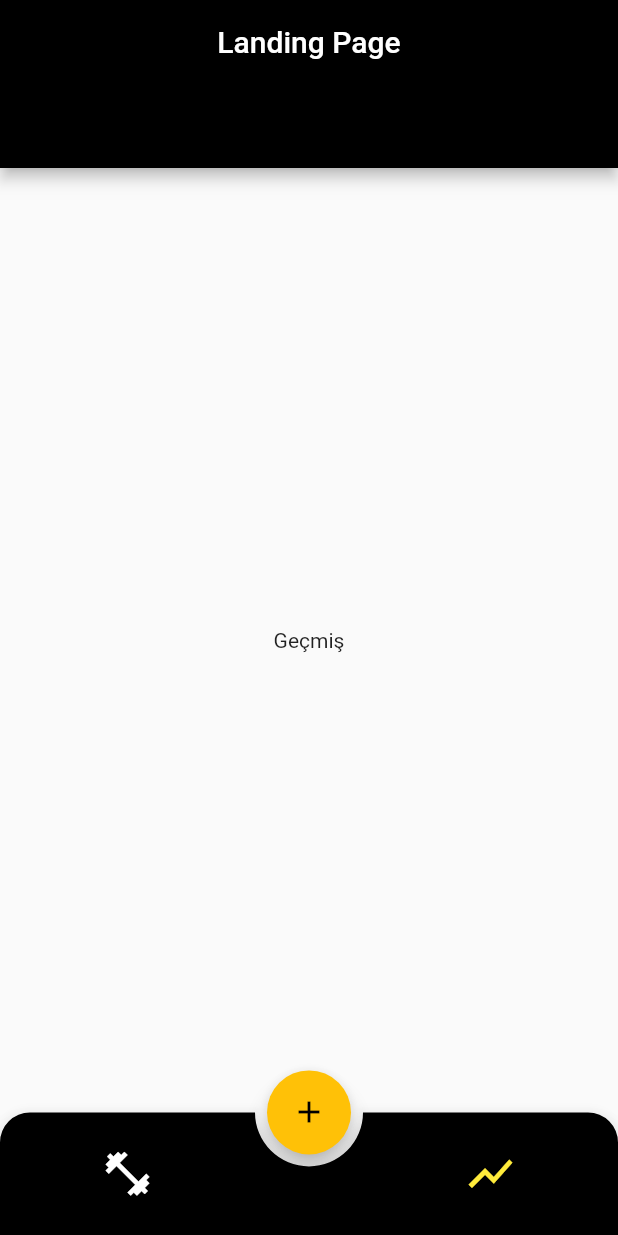
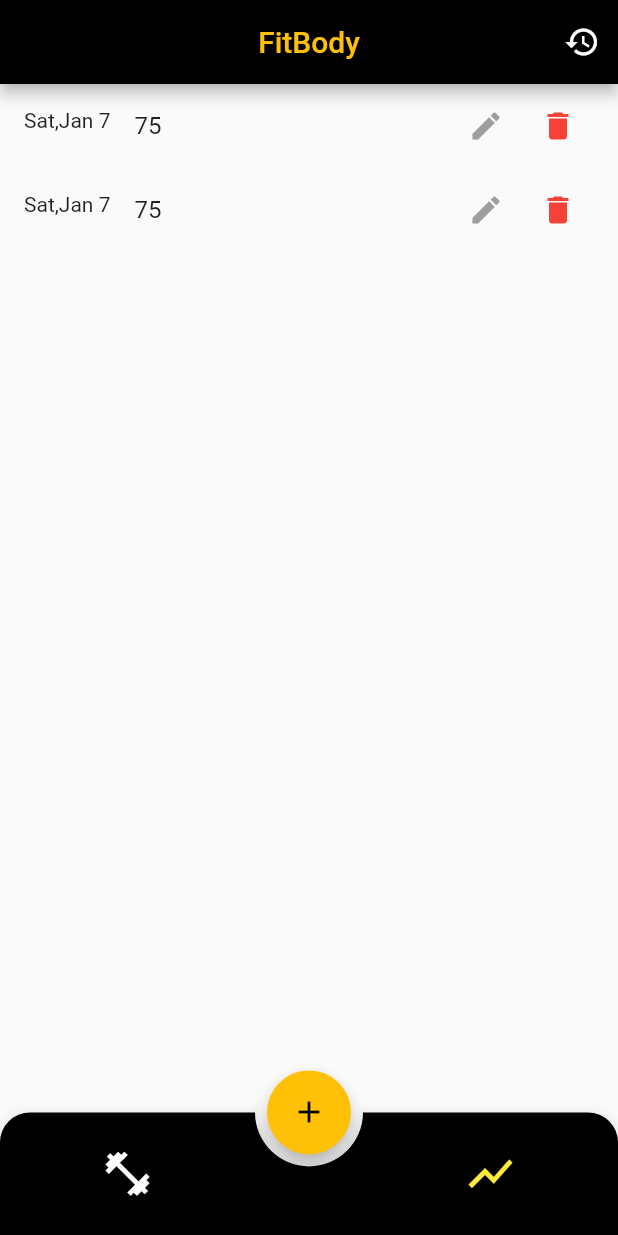
Before and after one commit to kececibora/Flutter-Fitbody-App, a Flutter app: the screen it shows after launch, item 2 of the bottom bar chosen, on a phone screen of 412 x 824 dp. Run offline on Flutter 3.47's test engine with Material 2 defaults, Android fonts, the phone set to English and light mode, and no system bars; drawn by our look-alikes of animated_bottom_navigation_bar; our stand-ins replace get.

Commit message:
Record List Tile -intl package

```diff
--- a/lib/getx-weightTrack/graph.dart
+++ b/lib/getx-weightTrack/graph.dart
@@ -1,22 +1,22 @@
-import 'package:animated_bottom_navigation_bar/animated_bottom_navigation_bar.dart';
+import 'package:fitbody_flutter/widgets/record_list_tile.dart';
 import 'package:flutter/material.dart';
 
-class GraphScreen extends StatefulWidget {
-  const GraphScreen({super.key});
+class HistoryScreen extends StatefulWidget {
+  const HistoryScreen({super.key});
 
   @override
-  State<GraphScreen> createState() => _GraphScreenState();
+  State<HistoryScreen> createState() => _HistoryScreenState();
 }
 
-class _GraphScreenState extends State<GraphScreen> {
+class _HistoryScreenState extends State<HistoryScreen> {
   @override
   Widget build(BuildContext context) {
     return Scaffold(
-      appBar: AppBar(
-        centerTitle: true,
-        title: Text("History"),
-      ),
-      body: Column(),
-    );
+        body: ListView(
+      children: [
+        RecordListTile(),
+        RecordListTile(),
+      ],
+    ));
   }
 }
--- a/lib/getx-weightTrack/history.dart
+++ /dev/null
@@ -1,21 +0,0 @@
-import 'package:flutter/material.dart';
-
-class HistoryScreen extends StatefulWidget {
-  const HistoryScreen({super.key});
-
-  @override
-  State<HistoryScreen> createState() => _HistoryScreenState();
-}
-
-class _HistoryScreenState extends State<HistoryScreen> {
-  @override
-  Widget build(BuildContext context) {
-    return Scaffold(
-      appBar: AppBar(
-        centerTitle: true,
-        title: Text("History"),
-      ),
-      body: Center(child: Text("Geçmiş")),
-    );
-  }
-}
--- a/lib/homepage/MyHomePage.dart
+++ b/lib/homepage/MyHomePage.dart
@@ -1,6 +1,6 @@
 import 'package:animated_bottom_navigation_bar/animated_bottom_navigation_bar.dart';
+import 'package:fitbody_flutter/getx-weightTrack/workout.dart';
 import 'package:fitbody_flutter/getx-weightTrack/graph.dart';
-import 'package:fitbody_flutter/getx-weightTrack/history.dart';
 import 'package:flutter/material.dart';
 import 'package:get/get.dart';
 
@@ -19,9 +19,20 @@ class _MyHomePageState extends State<MyHomePage> {
       appBar: AppBar(
         centerTitle: true,
         title: Text(
-          "Landing Page",
-          style: TextStyle(color: Colors.white),
+          "FitBody",
+          style: TextStyle(color: Colors.amber),
         ),
+        actions: <Widget>[
+          IconButton(
+            icon: Icon(
+              Icons.history,
+              color: Colors.white,
+            ),
+            onPressed: () {
+              // do something
+            },
+          )
+        ],
       ),
       body: _currentScreen, //destination screen
       floatingActionButton: FloatingActionButton(
--- /dev/null
+++ b/lib/widgets/record_list_tile.dart
@@ -0,0 +1,31 @@
+import 'package:flutter/material.dart';
+import 'package:intl/intl.dart';
+
+class RecordListTile extends StatelessWidget {
+  const RecordListTile({super.key});
+
+  @override
+  Widget build(BuildContext context) {
+    return ListTile(
+      leading: Text(DateFormat("EEE,MMM d").format(DateTime.now())),
+      title: Text("75"),
+      trailing: Row(
+        mainAxisSize: MainAxisSize.min,
+        children: [
+          IconButton(
+              onPressed: () {},
+              icon: Icon(
+                Icons.edit,
+                color: Colors.grey,
+              )),
+          IconButton(
+              onPressed: () {},
+              icon: Icon(
+                Icons.delete,
+                color: Colors.red,
+              ))
+        ],
+      ),
+    );
+  }
+}
--- a/pubspec.yaml
+++ b/pubspec.yaml
@@ -39,6 +39,7 @@ dependencies:
   http: ^0.13.5
   get: ^4.6.5
   animated_bottom_navigation_bar: ^1.1.0+1
+  intl: ^0.18.0
 
 dev_dependencies:
   flutter_test:
```
Also changed, not shown: lib/getx-weightTrack/graph-functions/graph-weight.dart (added, +21 -0 lines), lib/getx-weightTrack/workout.dart (added, +22 -0 lines), pubspec.lock, 1 other file.
